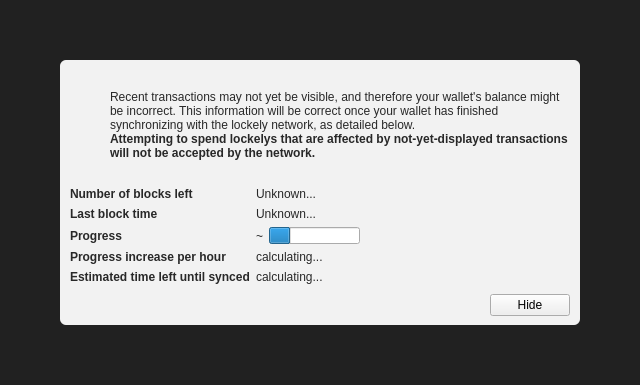
Old version of the form src/qt/forms/modaloverlay.ui in the repository minblock/lockely.
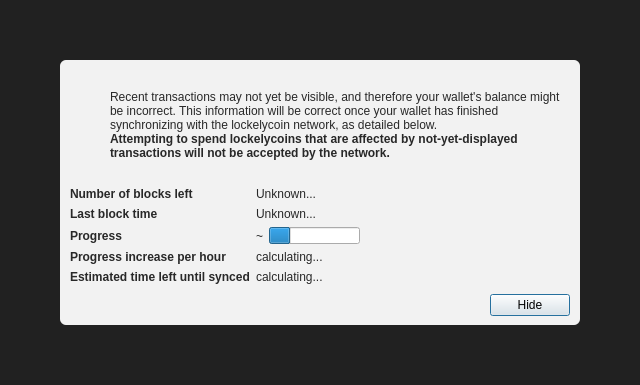
New version of the form. Icons and pictures are not drawn. Custom widgets are drawn as their Qt base class.

```diff
--- a/src/qt/forms/modaloverlay.ui
+++ b/src/qt/forms/modaloverlay.ui
@@ -130,7 +130,7 @@
              <item>
               <widget class="QLabel" name="infoText">
                <property name="text">
-                <string>Recent transactions may not yet be visible, and therefore your wallet's balance might be incorrect. This information will be correct once your wallet has finished synchronizing with the lockely network, as detailed below.</string>
+                <string>Recent transactions may not yet be visible, and therefore your wallet's balance might be incorrect. This information will be correct once your wallet has finished synchronizing with the lockelycoin network, as detailed below.</string>
                </property>
                <property name="textFormat">
                 <enum>Qt::RichText</enum>
@@ -149,7 +149,7 @@
                 </font>
                </property>
                <property name="text">
-                <string>Attempting to spend lockelys that are affected by not-yet-displayed transactions will not be accepted by the network.</string>
+                <string>Attempting to spend lockelycoins that are affected by not-yet-displayed transactions will not be accepted by the network.</string>
                </property>
                <property name="textFormat">
                 <enum>Qt::RichText</enum>
@@ -351,6 +351,12 @@
              <property name="text">
               <string>Hide</string>
              </property>
+             <property name="focusPolicy">
+              <enum>Qt::StrongFocus</enum>
+             </property>
+             <property name="default">
+              <bool>true</bool>
+             </property>
             </widget>
            </item>
           </layout>
```
Left out of the diff: 2 changed lines with no effect on the pictures.
